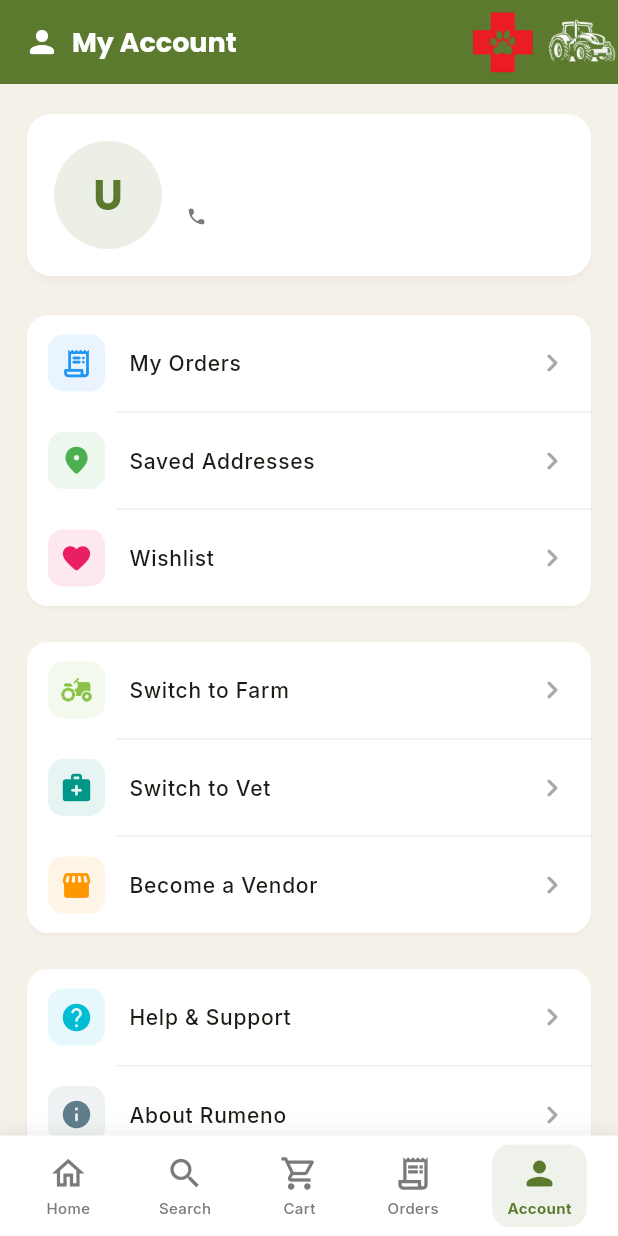
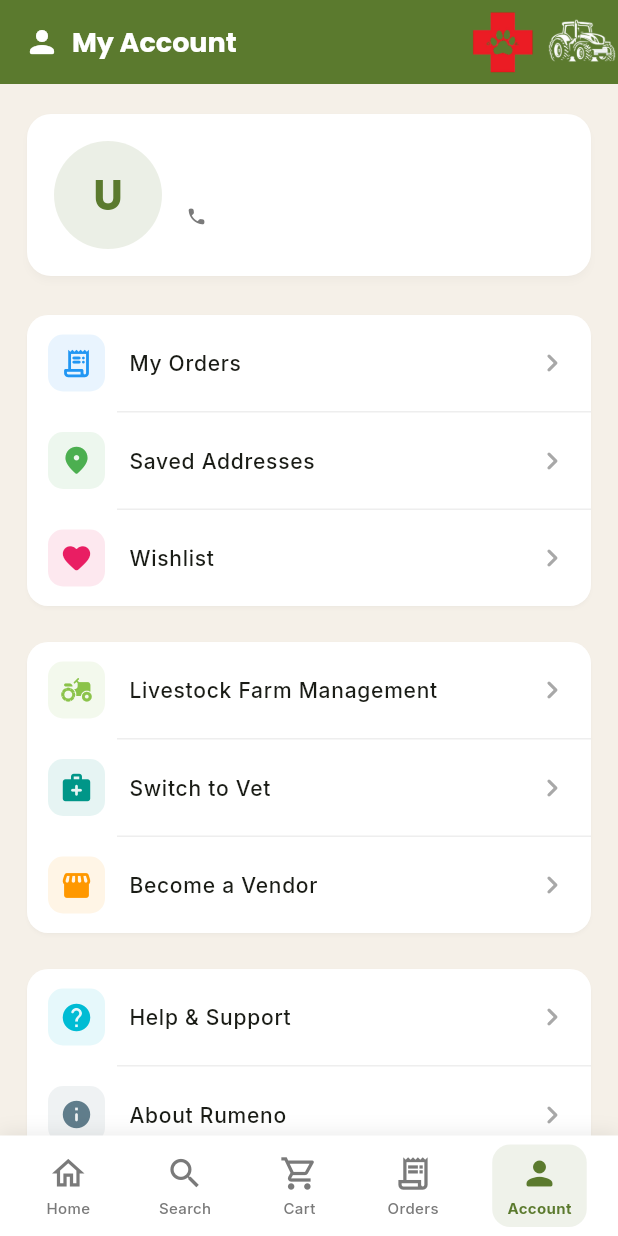
Before and after one commit to ashishsrivastava14/RumenoApp, a Flutter app: the ShopAccountScreen screen opened by its route, on a phone screen of 412 x 824 dp. Run offline on Flutter 3.47's test engine with Material 3 defaults, Android fonts, the phone set to English and light mode, and no system bars; our stand-ins replace fl_chart, go_router, google_fonts, shimmer; accounts and stored records are empty.

Commit message:
feat: update menu label from 'Switch to Farm' to 'Livestock Farm Management'

```diff
--- a/rumeno_app/lib/screens/shop/shop_account_screen.dart
+++ b/rumeno_app/lib/screens/shop/shop_account_screen.dart
@@ -105,7 +105,7 @@ class ShopAccountScreen extends StatelessWidget {
               items: [
                 _MenuItem(
                   icon: Icons.agriculture_rounded,
-                  label: 'Switch to Farm',
+                  label: 'Livestock Farm Management',
                   color: const Color(0xFF8BC34A),
                   onTap: () => context.go('/farmer/dashboard'),
                 ),
```
